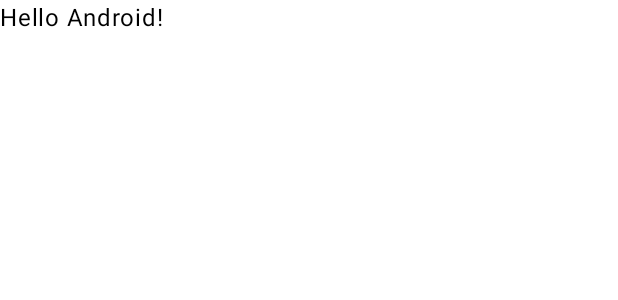
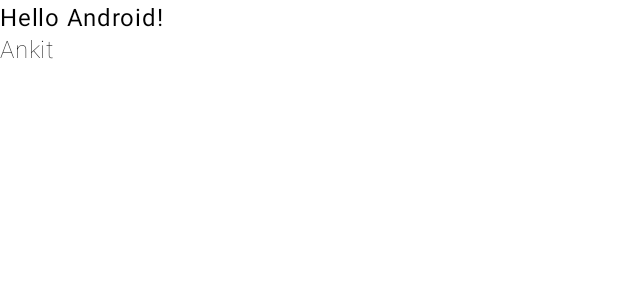
Before and after one commit to ankitkumar1302/Compose, an Android app built with Jetpack Compose: the @Preview function GreetingPreview, on a phone screen of 412 x 824 dp. Shown: the top 300 px of the screen. Run offline under Robolectric (Android 15) with nearby library versions, the phone set to English and light mode, and no system bars.

Commit message:
First Program in Jetpack Compose Change/Manipulate Type.kt

```diff
--- a/app/src/main/java/com/example/compose/MainActivity.kt
+++ b/app/src/main/java/com/example/compose/MainActivity.kt
@@ -3,6 +3,7 @@ package com.example.compose
 import android.os.Bundle
 import androidx.activity.ComponentActivity
 import androidx.activity.compose.setContent
+import androidx.compose.foundation.layout.Column
 import androidx.compose.foundation.layout.fillMaxSize
 import androidx.compose.material3.MaterialTheme
 import androidx.compose.material3.Surface
@@ -11,6 +12,7 @@ import androidx.compose.runtime.Composable
 import androidx.compose.ui.Modifier
 import androidx.compose.ui.tooling.preview.Preview
 import com.example.compose.ui.theme.ComposeTheme
+import com.example.compose.ui.theme.Typography
 
 class MainActivity : ComponentActivity() {
     override fun onCreate(savedInstanceState: Bundle?) {
@@ -23,6 +25,7 @@ class MainActivity : ComponentActivity() {
                     color = MaterialTheme.colorScheme.background
                 ) {
                     Greeting("Android")
+                  CustomText(text = "Ankit")
                 }
             }
         }
@@ -37,10 +40,22 @@ fun Greeting(name: String, modifier: Modifier = Modifier) {
     )
 }
 
+@Composable
+fun CustomText(text: String) {
+    Text(
+        text = text,
+        style =Typography.bodyMedium,
+    )
+}
+
+
 @Preview(showBackground = true)
 @Composable
 fun GreetingPreview() {
     ComposeTheme {
-        Greeting("Android")
+        Column {
+            Greeting("Android")
+            CustomText(text = "Ankit")
+        }
     }
 }
```
Also changed, not shown: app/src/main/java/com/example/compose/ui/theme/Type.kt (+15 -4 lines).
